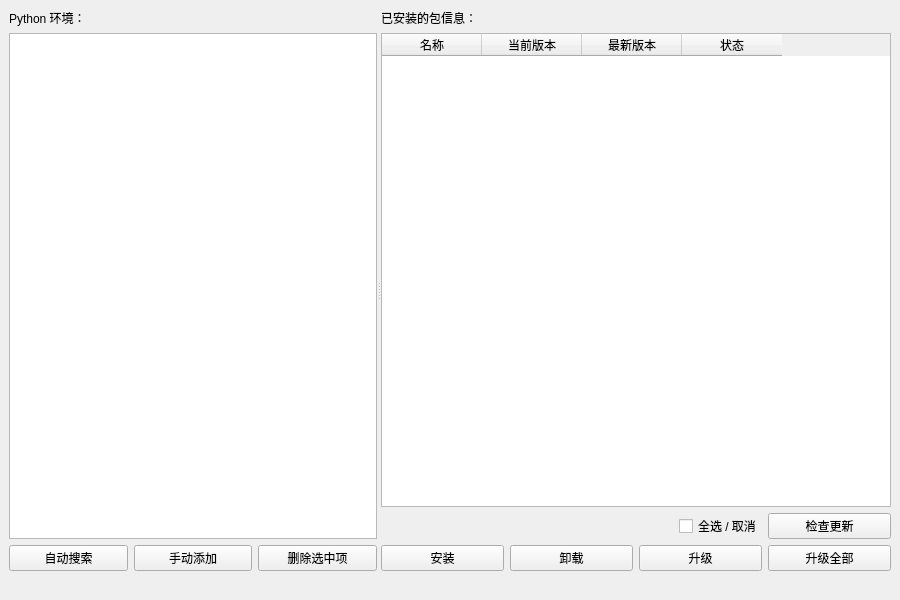
The window that ui/pkgmgr.ui (hrpzcf/AwesomePyKit) describes before a commit, drawn with Qt 5.
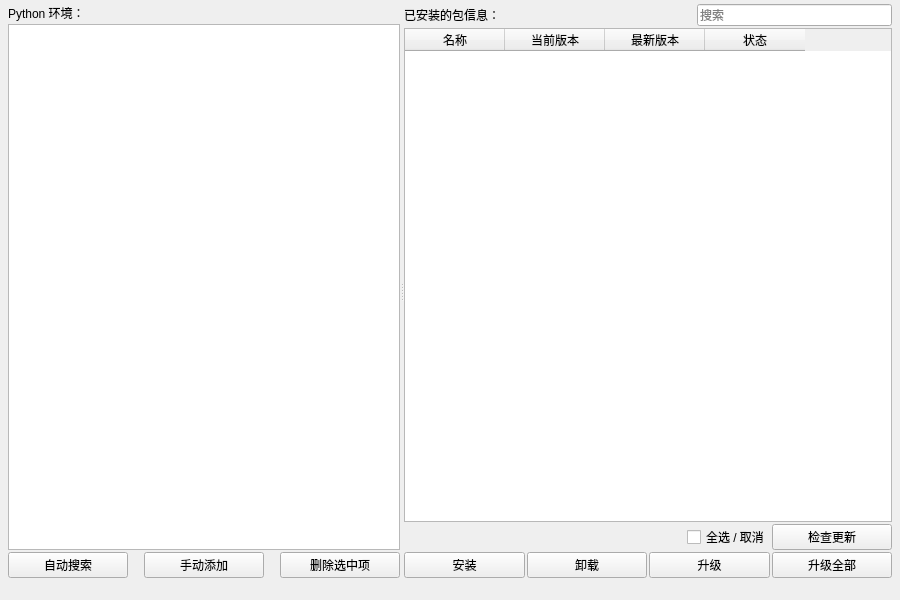
The same window after the commit.

Commit message: <包管理器>添加搜索框

Diff of the .ui file:
```diff
--- a/ui/pkgmgr.ui
+++ b/ui/pkgmgr.ui
@@ -23,8 +23,23 @@
   </property>
   <widget class="QWidget" name="centralwidget">
    <layout class="QVBoxLayout" name="verticalLayout_4">
+    <property name="leftMargin">
+     <number>8</number>
+    </property>
+    <property name="topMargin">
+     <number>4</number>
+    </property>
+    <property name="rightMargin">
+     <number>8</number>
+    </property>
+    <property name="bottomMargin">
+     <number>4</number>
+    </property>
     <item>
      <layout class="QVBoxLayout" name="verticalLayout_3" stretch="1,0">
+      <property name="spacing">
+       <number>4</number>
+      </property>
       <item>
        <widget class="QSplitter" name="splitter">
         <property name="orientation">
@@ -32,6 +47,9 @@
         </property>
         <widget class="QWidget" name="layoutWidget">
          <layout class="QVBoxLayout" name="verticalLayout_2">
+          <property name="spacing">
+           <number>2</number>
+          </property>
           <item>
            <widget class="QLabel" name="lb_python_dir">
             <property name="toolTip">
@@ -121,6 +139,9 @@
           </item>
           <item>
            <layout class="QHBoxLayout" name="horizontalLayout">
+            <property name="spacing">
+             <number>16</number>
+            </property>
             <item>
              <widget class="QPushButton" name="btn_autosearch">
               <property name="toolTip">
@@ -157,6 +178,11 @@
         </widget>
         <widget class="QWidget" name="layoutWidget">
          <layout class="QVBoxLayout" name="verticalLayout">
+          <property name="spacing">
+           <number>2</number>
+          </property>
+          <item>
+           <layout class="QHBoxLayout" name="horizontalLayout_4">
           <item>
            <widget class="QLabel" name="lb_installed_pkgs_info">
             <property name="toolTip">
@@ -168,6 +194,31 @@
            </widget>
           </item>
           <item>
+             <spacer name="horizontalSpacer">
+              <property name="orientation">
+               <enum>Qt::Horizontal</enum>
+              </property>
+              <property name="sizeHint" stdset="0">
+               <size>
+                <width>40</width>
+                <height>20</height>
+               </size>
+              </property>
+             </spacer>
+            </item>
+            <item>
+             <widget class="QLineEdit" name="le_search_pkgs_kwd">
+              <property name="placeholderText">
+               <string>搜索</string>
+              </property>
+              <property name="clearButtonEnabled">
+               <bool>true</bool>
+              </property>
+             </widget>
+            </item>
+           </layout>
+          </item>
+          <item>
            <widget class="QTableWidget" name="tw_installed_info">
             <property name="palette">
              <palette>
@@ -370,7 +421,7 @@
        </widget>
       </item>
       <item>
-       <layout class="QHBoxLayout" name="horizontalLayout_3" stretch="9,0">
+       <layout class="QHBoxLayout" name="horizontalLayout_3" stretch="1,0">
         <item>
          <widget class="QLabel" name="lb_loading_gif">
           <property name="alignment">
@@ -379,11 +430,7 @@
          </widget>
         </item>
         <item>
-         <widget class="QLabel" name="lb_loading_tip">
-          <property name="alignment">
-           <set>Qt::AlignRight|Qt::AlignTrailing|Qt::AlignVCenter</set>
-          </property>
-         </widget>
+         <widget class="QLabel" name="lb_loading_tip"/>
         </item>
        </layout>
       </item>
```
Lines whose indentation alone changed are shown as unchanged. The commit also changes 1 other file.
